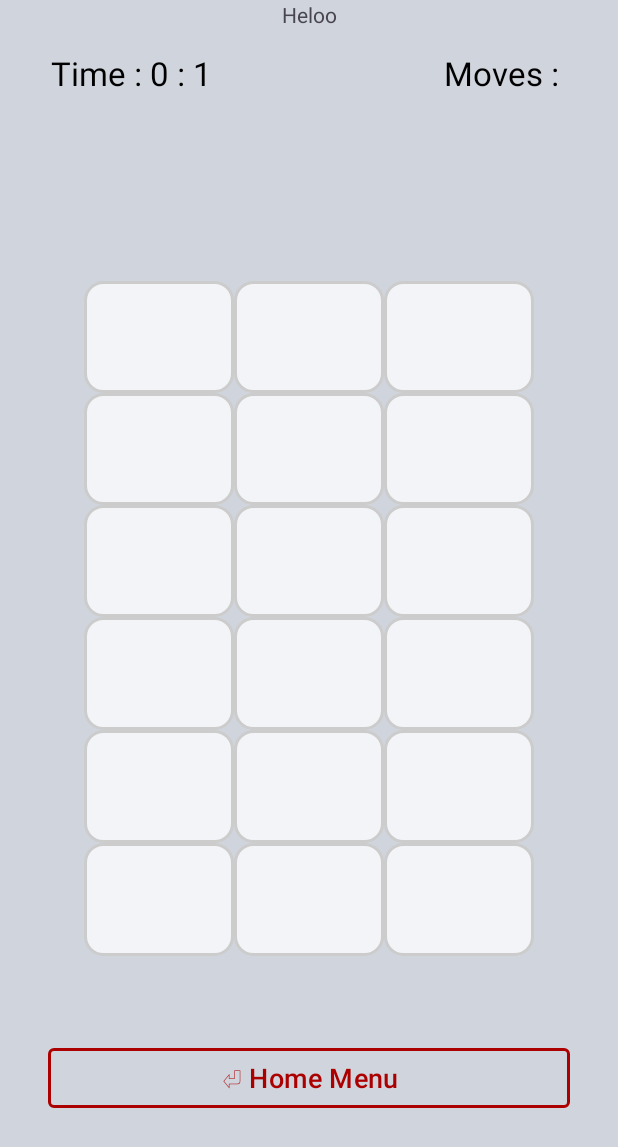
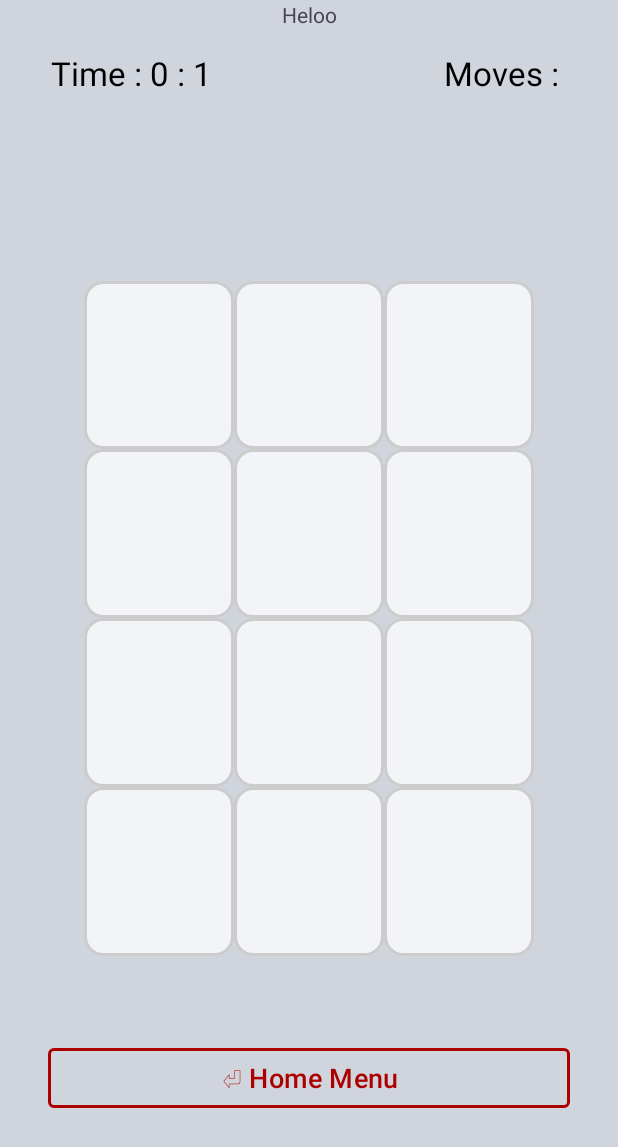
Before and after one commit to PatNoO/Memory-Madness, an Android app: the fragment MediumFragment placed in its activity, on a phone screen of 412 x 824 dp. Shown: the top 1147 px of the screen. Run offline under Robolectric (Android 15) with nearby library versions, the phone set to English and light mode, and no system bars; Roboto replaces fonts that are not available here.

Commit message:
changed medium fragment difficulty level with less imageviews and stardet add code in hard fragment

```diff
--- a/app/src/main/java/com/example/memory_madness/Fragments/game_play/EasyFragment.kt
+++ b/app/src/main/java/com/example/memory_madness/Fragments/game_play/EasyFragment.kt
@@ -173,7 +173,7 @@ class EasyFragment : Fragment() {
 
                         gameViewModel.increaseCardPairCount()
 
-                        if (gameViewModel.cardPairCount.value == 3) {
+                        if (gameViewModel.cardPairCount.value == cardId.size) {
                             Toast.makeText(requireContext(), "You Won ", Toast.LENGTH_SHORT).show()
                             stopTimer()
                             parentFragmentManager.beginTransaction().apply {
--- a/app/src/main/java/com/example/memory_madness/Fragments/game_play/MediumFragment.kt
+++ b/app/src/main/java/com/example/memory_madness/Fragments/game_play/MediumFragment.kt
@@ -31,8 +31,8 @@ class MediumFragment : Fragment() {
     private var timerJob : Job? = null
     private val cardId: MutableList<Int> = mutableListOf(
         R.drawable.card1, R.drawable.card2, R.drawable.card3, R.drawable.card4, R.drawable.card5,
-        R.drawable.card6, R.drawable.card7, R.drawable.card8, R.drawable.card9
-    )
+        R.drawable.card6 )
+//    , R.drawable.card7, R.drawable.card8, R.drawable.card9
 
     override fun onCreate(savedInstanceState: Bundle?) {
         super.onCreate(savedInstanceState)
@@ -66,12 +66,12 @@ class MediumFragment : Fragment() {
             binding.card10Fm,
             binding.card11Fm,
             binding.card12Fm,
-            binding.card13Fm,
-            binding.card14Fm,
-            binding.card15Fm,
-            binding.card16Fm,
-            binding.card17Fm,
-            binding.card18Fm
+//            binding.card13Fm,
+//            binding.card14Fm,
+//            binding.card15Fm,
+//            binding.card16Fm,
+//            binding.card17Fm,
+//            binding.card18Fm
         )
 
         val shuffledCardId = ArrayList<Int>()
--- a/app/src/main/res/layout/fragment_easy.xml
+++ b/app/src/main/res/layout/fragment_easy.xml
@@ -81,7 +81,7 @@
             android:layout_width="match_parent"
             android:layout_height="match_parent"
             android:columnCount="3"
-            android:rowCount="4"
+            android:rowCount="2"
 
             >
 
--- a/app/src/main/res/layout/fragment_hard.xml
+++ b/app/src/main/res/layout/fragment_hard.xml
@@ -70,7 +70,7 @@
         app:cardElevation="0dp"
         app:cardUseCompatPadding="false"
         app:layout_constraintBottom_toBottomOf="parent"
-        app:layout_constraintDimensionRatio="2:3"
+        app:layout_constraintDimensionRatio="3:5"
         app:layout_constraintEnd_toEndOf="parent"
         app:layout_constraintStart_toStartOf="parent"
         app:layout_constraintTop_toTopOf="parent">
--- a/app/src/main/res/layout/fragment_medium.xml
+++ b/app/src/main/res/layout/fragment_medium.xml
@@ -81,7 +81,7 @@
             android:layout_width="match_parent"
             android:layout_height="match_parent"
             android:columnCount="3"
-            android:rowCount="6">
+            android:rowCount="4">
 
             <ImageView
                 android:id="@+id/card1_fm"
@@ -239,79 +239,79 @@
                 android:scaleType="centerCrop"
                 tools:src="@drawable/card_backround" />
 
-            <ImageView
-                android:id="@+id/card13_fm"
-                android:layout_width="0dp"
-                android:layout_height="0dp"
-                android:layout_row="4"
-                android:layout_rowWeight="1"
-                android:layout_column="0"
-                android:layout_columnWeight="1"
-                android:background="@drawable/card_backround"
-                android:padding="8dp"
-                android:scaleType="centerCrop"
-                tools:src="@drawable/card_backround" />
+<!--            <ImageView-->
+<!--                android:id="@+id/card13_fm"-->
+<!--                android:layout_width="0dp"-->
+<!--                android:layout_height="0dp"-->
+<!--                android:layout_row="4"-->
+<!--                android:layout_rowWeight="1"-->
+<!--                android:layout_column="0"-->
+<!--                android:layout_columnWeight="1"-->
+<!--                android:background="@drawable/card_backround"-->
+<!--                android:padding="8dp"-->
+<!--                android:scaleType="centerCrop"-->
+<!--                tools:src="@drawable/card_backround" />-->
 
-            <ImageView
-                android:id="@+id/card14_fm"
-                android:layout_width="0dp"
-                android:layout_height="0dp"
-                android:layout_row="4"
-                android:layout_rowWeight="1"
-                android:layout_column="1"
-                android:layout_columnWeight="1"
-                android:background="@drawable/card_backround"
-                android:padding="8dp"
-                android:scaleType="centerCrop"
-                tools:src="@drawable/card_backround" />
-            <ImageView
-                android:id="@+id/card15_fm"
-                android:layout_width="0dp"
-                android:layout_height="0dp"
-                android:layout_row="4"
-                android:layout_rowWeight="1"
-                android:layout_column="2"
-                android:layout_columnWeight="1"
-                android:background="@drawable/card_backround"
-                android:padding="8dp"
-                android:scaleType="centerCrop"
-                tools:src="@drawable/card_backround" />
-            <ImageView
-                android:id="@+id/card16_fm"
-                android:layout_width="0dp"
-                android:layout_height="0dp"
-                android:layout_row="5"
-                android:layout_rowWeight="1"
-                android:layout_column="0"
-                android:layout_columnWeight="1"
-                android:background="@drawable/card_backround"
-                android:padding="8dp"
-                android:scaleType="centerCrop"
-                tools:src="@drawable/card_backround" />
-            <ImageView
-                android:id="@+id/card17_fm"
-                android:layout_width="0dp"
-                android:layout_height="0dp"
-                android:layout_row="5"
-                android:layout_rowWeight="1"
-                android:layout_column="1"
-                android:layout_columnWeight="1"
-                android:background="@drawable/card_backround"
-                android:padding="8dp"
-                android:scaleType="centerCrop"
-                tools:src="@drawable/card_backround" />
-            <ImageView
-                android:id="@+id/card18_fm"
-                android:layout_width="0dp"
-                android:layout_height="0dp"
-                android:layout_row="5"
-                android:layout_rowWeight="1"
-                android:layout_column="2"
-                android:layout_columnWeight="1"
-                android:background="@drawable/card_backround"
-                android:padding="8dp"
-                android:scaleType="centerCrop"
-                tools:src="@drawable/card_backround" />
+<!--            <ImageView-->
+<!--                android:id="@+id/card14_fm"-->
+<!--                android:layout_width="0dp"-->
+<!--                android:layout_height="0dp"-->
+<!--                android:layout_row="4"-->
+<!--                android:layout_rowWeight="1"-->
+<!--                android:layout_column="1"-->
+<!--                android:layout_columnWeight="1"-->
+<!--                android:background="@drawable/card_backround"-->
+<!--                android:padding="8dp"-->
+<!--                android:scaleType="centerCrop"-->
+<!--                tools:src="@drawable/card_backround" />-->
+<!--            <ImageView-->
+<!--                android:id="@+id/card15_fm"-->
+<!--                android:layout_width="0dp"-->
+<!--                android:layout_height="0dp"-->
+<!--                android:layout_row="4"-->
+<!--                android:layout_rowWeight="1"-->
+<!--                android:layout_column="2"-->
+<!--                android:layout_columnWeight="1"-->
+<!--                android:background="@drawable/card_backround"-->
+<!--                android:padding="8dp"-->
+<!--                android:scaleType="centerCrop"-->
+<!--                tools:src="@drawable/card_backround" />-->
+<!--            <ImageView-->
+<!--                android:id="@+id/card16_fm"-->
+<!--                android:layout_width="0dp"-->
+<!--                android:layout_height="0dp"-->
+<!--                android:layout_row="5"-->
+<!--                android:layout_rowWeight="1"-->
+<!--                android:layout_column="0"-->
+<!--                android:layout_columnWeight="1"-->
+<!--                android:background="@drawable/card_backround"-->
+<!--                android:padding="8dp"-->
+<!--                android:scaleType="centerCrop"-->
+<!--                tools:src="@drawable/card_backround" />-->
+<!--            <ImageView-->
+<!--                android:id="@+id/card17_fm"-->
+<!--                android:layout_width="0dp"-->
+<!--                android:layout_height="0dp"-->
+<!--                android:layout_row="5"-->
+<!--                android:layout_rowWeight="1"-->
+<!--                android:layout_column="1"-->
+<!--                android:layout_columnWeight="1"-->
+<!--                android:background="@drawable/card_backround"-->
+<!--                android:padding="8dp"-->
+<!--                android:scaleType="centerCrop"-->
+<!--                tools:src="@drawable/card_backround" />-->
+<!--            <ImageView-->
+<!--                android:id="@+id/card18_fm"-->
+<!--                android:layout_width="0dp"-->
+<!--                android:layout_height="0dp"-->
+<!--                android:layout_row="5"-->
+<!--                android:layout_rowWeight="1"-->
+<!--                android:layout_column="2"-->
+<!--                android:layout_columnWeight="1"-->
+<!--                android:background="@drawable/card_backround"-->
+<!--                android:padding="8dp"-->
+<!--                android:scaleType="centerCrop"-->
+<!--                tools:src="@drawable/card_backround" />-->
 
 
         </GridLayout>
```
Also changed, not shown: app/src/main/java/com/example/memory_madness/Fragments/game_play/HardFragment.kt (+54 -36 lines).
